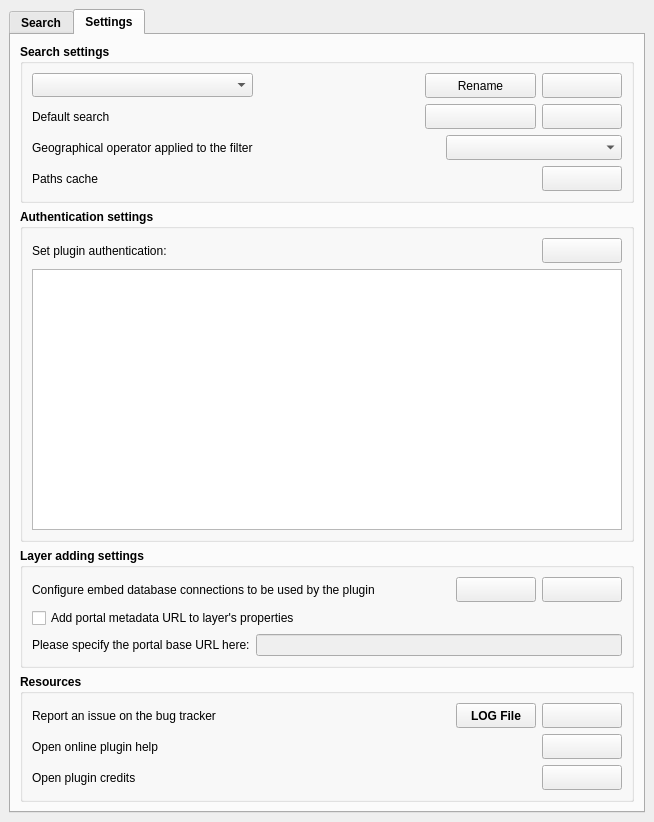
This is ui/isogeo_dockwidget_base.ui in isogeo/isogeo-plugin-qgis as Qt 5 draws it before an edit. The edited form follows.
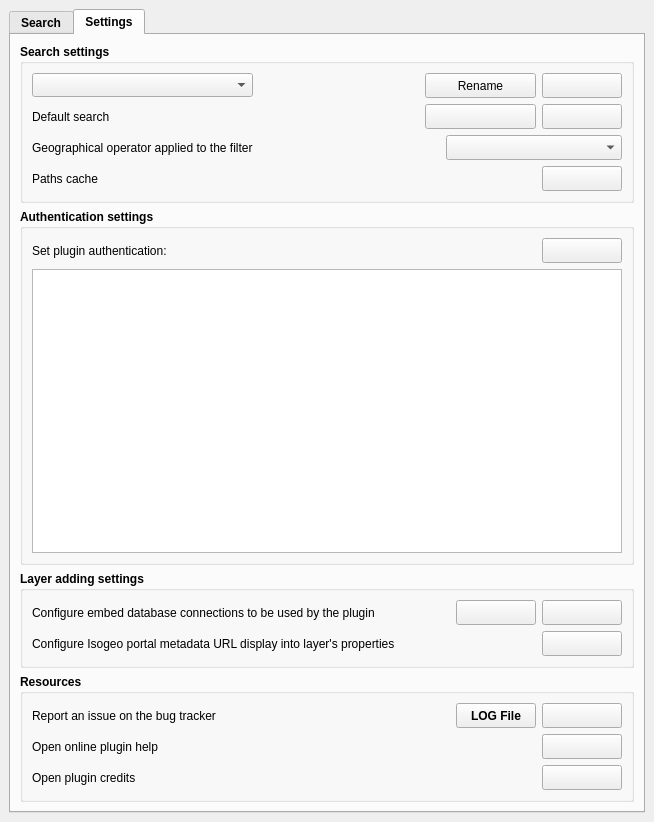
This is the edited form. The open tabs and pages were chosen to show the change. Icons and pictures are not drawn. Custom widgets are drawn as their Qt base class.

What changed in the file:
```diff
--- a/ui/isogeo_dockwidget_base.ui
+++ b/ui/isogeo_dockwidget_base.ui
@@ -1446,25 +1446,6 @@
                </item>
               </layout>
              </item>
-             <item>
-              <widget class="QCheckBox" name="chb_portal_url">
-               <property name="font">
-                <font>
-                 <weight>50</weight>
-                 <bold>false</bold>
-                </font>
-               </property>
-               <property name="text">
-                <string>Add portal metadata URL to layer's properties</string>
-               </property>
-               <property name="checkable">
-                <bool>true</bool>
-               </property>
-               <property name="checked">
-                <bool>false</bool>
-               </property>
-              </widget>
-             </item>
              <item>
               <layout class="QHBoxLayout" name="horizontalLayout_7">
                <item>
@@ -1479,17 +1460,39 @@
                   <enum>Qt::LeftToRight</enum>
                  </property>
                  <property name="text">
-                  <string>Please specify the portal base URL here:</string>
+                  <string>Configure Isogeo portal metadata URL display into layer's properties</string>
                  </property>
                 </widget>
                </item>
                <item>
-                <widget class="QLineEdit" name="input_portal_url">
-                 <property name="enabled">
-                  <bool>false</bool>
+                <spacer name="horizontalSpacer_22">
+                 <property name="orientation">
+                  <enum>Qt::Horizontal</enum>
                  </property>
-                 <property name="inputMask">
-                  <string/>
+                 <property name="sizeHint" stdset="0">
+                  <size>
+                   <width>40</width>
+                   <height>20</height>
+                  </size>
+                 </property>
+                </spacer>
+               </item>
+               <item>
+                <widget class="QPushButton" name="btn_open_portalURL_config_dialog">
+                 <property name="minimumSize">
+                  <size>
+                   <width>80</width>
+                   <height>25</height>
+                  </size>
+                 </property>
+                 <property name="maximumSize">
+                  <size>
+                   <width>100</width>
+                   <height>30</height>
+                  </size>
+                 </property>
+                 <property name="toolTip">
+                  <string>Choose to add metadata portal URL to layer properties and specify portal base URL</string>
                  </property>
                  <property name="text">
                   <string/>
```
Left out of the diff: 6 changed lines with no effect on the pictures.
